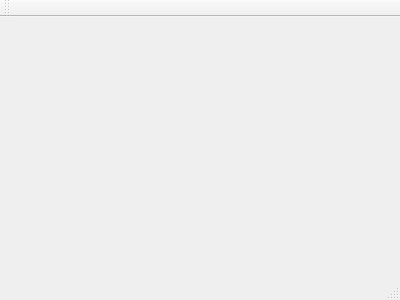
Before: the Qt Designer form mainwindow.ui in bupticybee/TexasSolver, drawn with Qt 5.
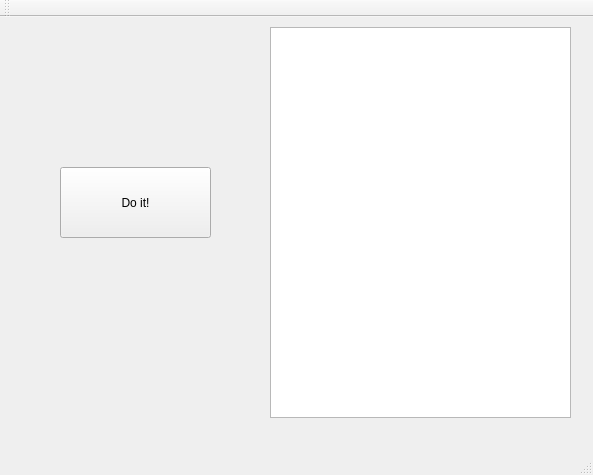
After: the same form once the commit is applied.

The edit to the form file:
```diff
--- a/mainwindow.ui
+++ b/mainwindow.ui
@@ -1,24 +1,63 @@
 <ui version="4.0">
  <class>MainWindow</class>
- <widget class="QMainWindow" name="MainWindow" >
-  <property name="geometry" >
+ <widget class="QMainWindow" name="MainWindow">
+  <property name="geometry">
    <rect>
     <x>0</x>
     <y>0</y>
-    <width>400</width>
-    <height>300</height>
+    <width>593</width>
+    <height>475</height>
    </rect>
   </property>
   <property name="windowTitle" >
    <string>MainWindow</string>
   </property>
-  <widget class="QMenuBar" name="menuBar" />
-  <widget class="QToolBar" name="mainToolBar" />
-  <widget class="QWidget" name="centralWidget" />
-  <widget class="QStatusBar" name="statusBar" />
+  <widget class="QWidget" name="centralWidget">
+   <widget class="QPushButton" name="buttomSolve">
+    <property name="geometry">
+     <rect>
+      <x>60</x>
+      <y>150</y>
+      <width>151</width>
+      <height>71</height>
+     </rect>
+    </property>
+    <property name="text">
+     <string>Do it!</string>
+    </property>
+   </widget>
+   <widget class="QTextEdit" name="logOutput">
+    <property name="geometry">
+     <rect>
+      <x>270</x>
+      <y>10</y>
+      <width>301</width>
+      <height>391</height>
+     </rect>
+    </property>
+   </widget>
+  </widget>
+  <widget class="QMenuBar" name="menuBar">
+   <property name="geometry">
+    <rect>
+     <x>0</x>
+     <y>0</y>
+     <width>593</width>
+     <height>22</height>
+    </rect>
+   </property>
+  </widget>
+  <widget class="QToolBar" name="mainToolBar">
+   <attribute name="toolBarArea">
+    <enum>TopToolBarArea</enum>
+   </attribute>
+   <attribute name="toolBarBreak">
+    <bool>false</bool>
+   </attribute>
+  </widget>
+  <widget class="QStatusBar" name="statusBar"/>
  </widget>
- <layoutDefault spacing="6" margin="11" />
- <pixmapfunction></pixmapfunction>
+ <layoutdefault spacing="6" margin="11"/>
  <resources/>
  <connections/>
 </ui>
```
Left out of the diff: 3 changed lines with no effect on the pictures.
